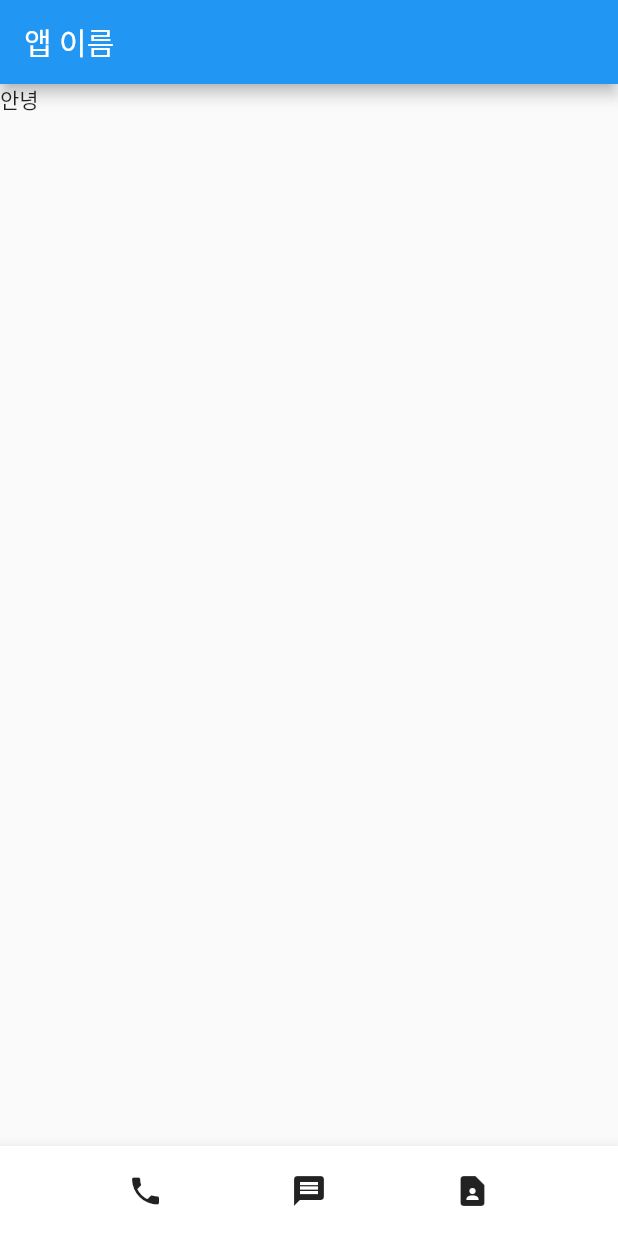
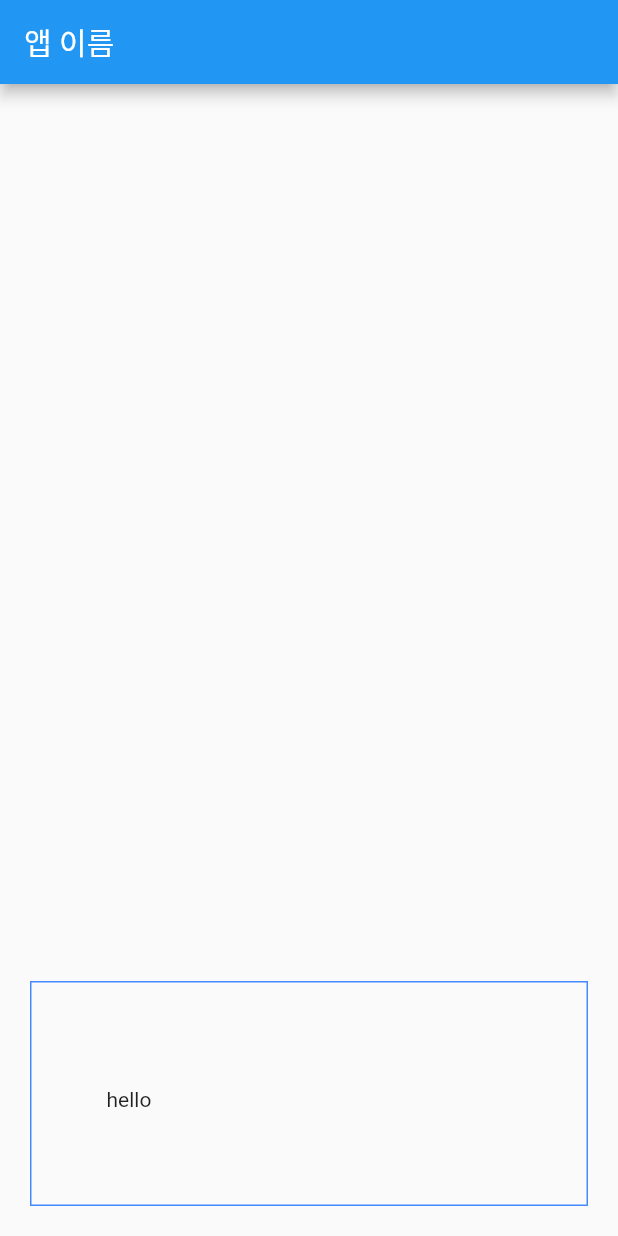
Before and after one commit to milk717/flutter-study, a Flutter app: the screen it shows after launch, on a phone screen of 412 x 824 dp. Run offline on Flutter 3.47's test engine with Material 2 defaults, Android fonts, the phone set to English and light mode, and no system bars.

Commit message:
BoxDecoration

```diff
--- a/lib/main.dart
+++ b/lib/main.dart
@@ -13,17 +13,15 @@ class MyApp extends StatelessWidget {
           appBar: AppBar(
             title: Text('앱 이름'),
           ), //상단
-        body: Text('안녕'),
-        bottomNavigationBar: BottomAppBar(
-          child: SizedBox(
-            height: 60,
-            child: Row(
-              mainAxisAlignment: MainAxisAlignment.spaceEvenly,
-              children: const [
-                Icon(Icons.phone),
-                Icon(Icons.message),
-                Icon(Icons.contact_page),
-              ],
+          body: Align(  //박스 위치 정렬
+            alignment: Alignment.bottomCenter,
+            child: Container(
+              width: double.infinity,height: 150, //color: Colors.blue, -> BoxDecoration 을 키면 box 안에서만 색상지정해야함
+              margin: EdgeInsets.all(20),
+              padding: EdgeInsets.fromLTRB(50, 70, 50, 0),
+              child: Text('hello'),
+              decoration: BoxDecoration(  //세부적인 디자인할때
+                  border: Border.all(color: Colors.blueAccent)
               ),
             ),
           ),
```
Lines whose indentation alone changed are shown as unchanged.
